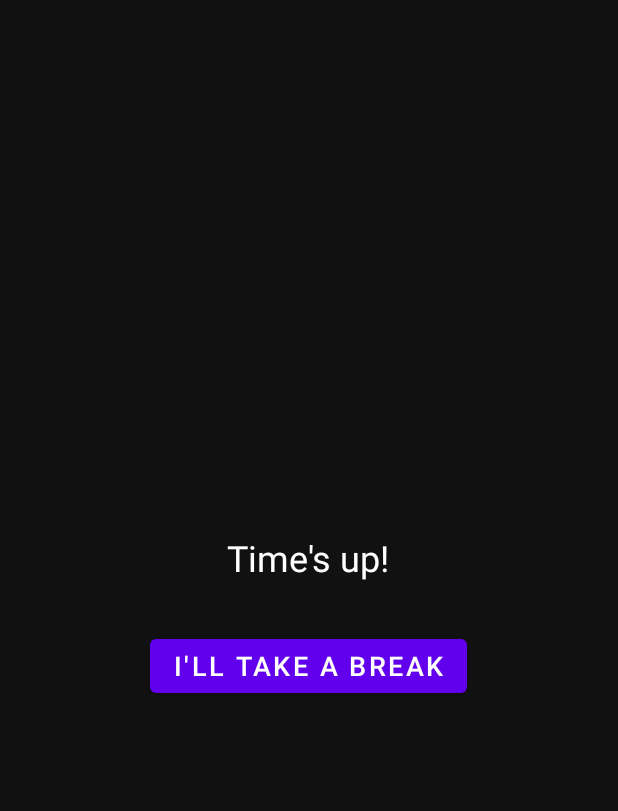
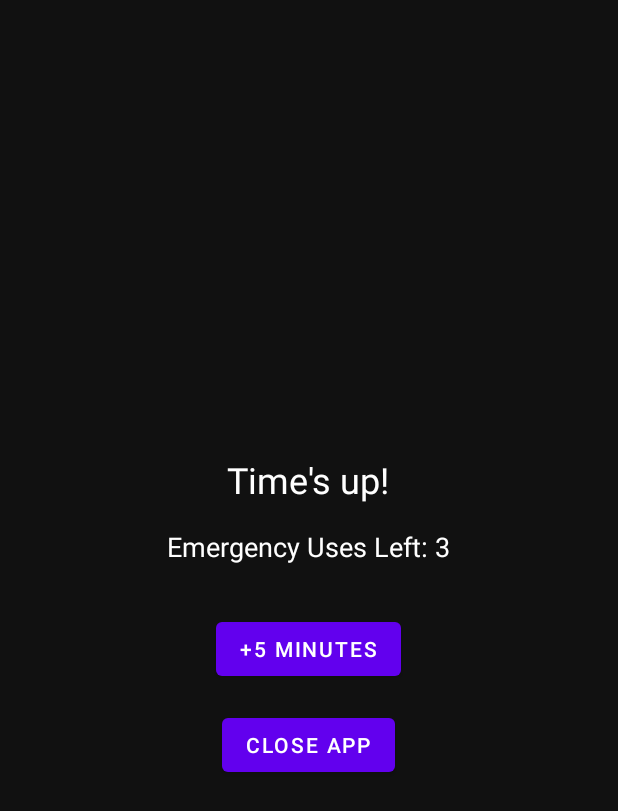
Before and after one commit to panavg03/Intrahack-Anti_Doomscrolling, an Android app: the WarningActivity screen opened directly, with no data from a screen before it, on a phone screen of 412 x 824 dp. Shown: the top 811 px of the screen. Run offline under Robolectric (Android 15) with nearby library versions, the light colour scheme and no system bars.

Commit message:
added 3 emergency uses feature + fixed bug where insta reopens after limit is exhausted

```diff
--- a/app/src/main/java/com/example/myapplication/MainActivity.java
+++ b/app/src/main/java/com/example/myapplication/MainActivity.java
@@ -1,6 +1,7 @@
 package com.example.myapplication;
 
 import android.content.Intent;
+import android.content.SharedPreferences;
 import android.net.Uri;
 import android.os.Build;
 import android.os.Bundle;
--- a/app/src/main/java/com/example/myapplication/PrefsManager.java
+++ b/app/src/main/java/com/example/myapplication/PrefsManager.java
@@ -7,9 +7,13 @@ public class PrefsManager {
 
     private static final String PREF_NAME = "intrahack";
 
+    public static final String EMERGENCY_USES = "emergency_uses";
+    public static final String BONUS_APP = "bonus_app";
+    public static final String BONUS_PENDING = "bonus_pending";
     public static SharedPreferences getPrefs(Context context) {
         return context.getSharedPreferences(
                 PREF_NAME,
-                Context.MODE_PRIVATE);
+                Context.MODE_PRIVATE
+        );
     }
 }
--- a/app/src/main/java/com/example/myapplication/WarningActivity.java
+++ b/app/src/main/java/com/example/myapplication/WarningActivity.java
@@ -1,8 +1,11 @@
 package com.example.myapplication;
 
 import androidx.appcompat.app.AppCompatActivity;
+
+import android.content.SharedPreferences;
 import android.os.Bundle;
 import android.widget.Button;
+import android.widget.TextView;
 
 public class WarningActivity extends AppCompatActivity {
 
@@ -11,9 +14,61 @@ public class WarningActivity extends AppCompatActivity {
         super.onCreate(savedInstanceState);
         setContentView(R.layout.activity_warning);
 
-        Button dismissBtn = findViewById(R.id.dismiss_button);
-        if (dismissBtn != null) {
-            dismissBtn.setOnClickListener(v -> finish());
+        SharedPreferences prefs = PrefsManager.getPrefs(this);
+        String appName =
+                getIntent().getStringExtra("app_name");
+
+        int usesLeft = prefs.getInt(
+                PrefsManager.EMERGENCY_USES,
+                3
+        );
+
+        TextView countText = findViewById(R.id.emergency_count);
+
+        countText.setText(
+                "Emergency Uses Left: " + usesLeft
+        );
+
+        Button emergencyBtn =
+                findViewById(R.id.emergency_button);
+
+        Button dismissBtn =
+                findViewById(R.id.dismiss_button);
+
+        if (usesLeft <= 0) {
+            emergencyBtn.setEnabled(false);
+            emergencyBtn.setText("No Uses Remaining");
         }
+
+        emergencyBtn.setOnClickListener(v -> {
+
+            int currentUses =
+                    prefs.getInt(
+                            PrefsManager.EMERGENCY_USES,
+                            3
+                    );
+
+            if (currentUses > 0) {
+
+                prefs.edit()
+                        .putInt(
+                                PrefsManager.EMERGENCY_USES,
+                                currentUses - 1
+                        )
+                        .putBoolean(
+                                PrefsManager.BONUS_PENDING,
+                                true
+                        )
+                        .putString(
+                                PrefsManager.BONUS_APP,
+                                appName
+                        )
+                        .apply();
+
+                finish();
+            }
+        });
+
+        dismissBtn.setOnClickListener(v -> finish());
     }
 }
--- a/app/src/main/res/layout/activity_warning.xml
+++ b/app/src/main/res/layout/activity_warning.xml
@@ -15,13 +15,28 @@
         android:textColor="#FFFFFF"
         android:textSize="24sp"
         android:textAlignment="center"
+        android:layout_marginBottom="16dp"/>
+
+    <TextView
+        android:id="@+id/emergency_count"
+        android:layout_width="wrap_content"
+        android:layout_height="wrap_content"
+        android:text="Emergency Uses Left: 3"
+        android:textColor="#FFFFFF"
+        android:textSize="18sp"
         android:layout_marginBottom="32dp"/>
+
+    <Button
+        android:id="@+id/emergency_button"
+        android:layout_width="wrap_content"
+        android:layout_height="wrap_content"
+        android:text="+5 Minutes"
+        android:layout_marginBottom="16dp"/>
 
     <Button
         android:id="@+id/dismiss_button"
         android:layout_width="wrap_content"
         android:layout_height="wrap_content"
-        android:text="I'll take a break"
-        android:textSize="18sp"/>
+        android:text="Close App"/>
 
 </LinearLayout>
```
Also changed, not shown: app/src/main/java/com/example/myapplication/AppMonitorService.java (+89 -10 lines).
